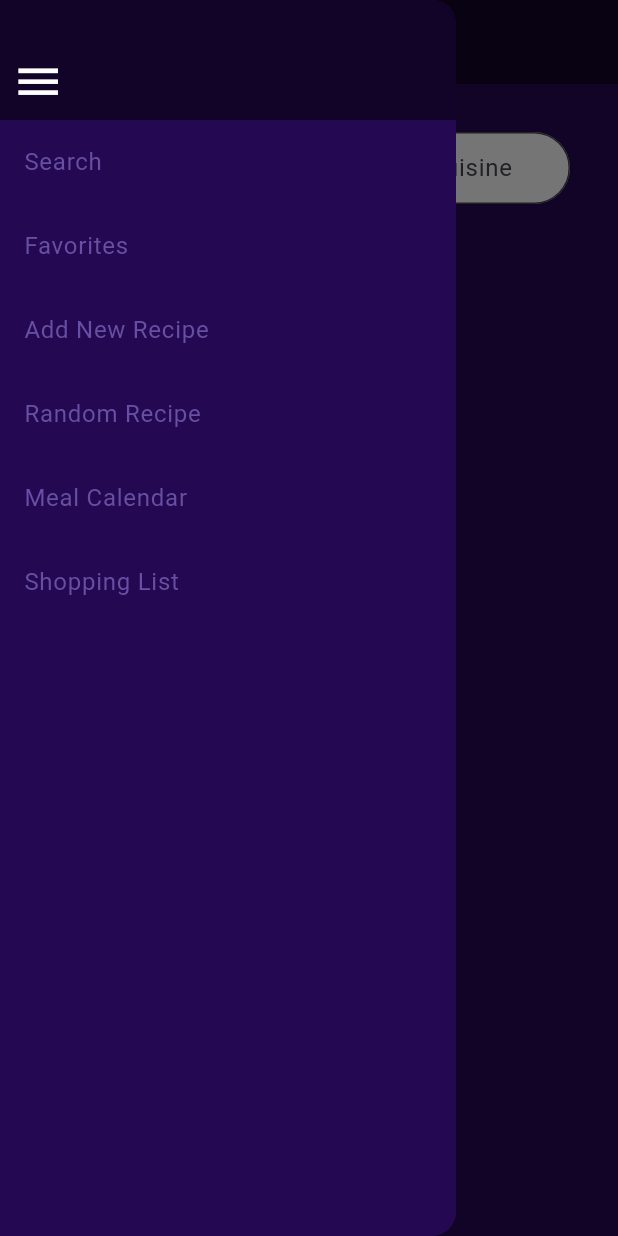
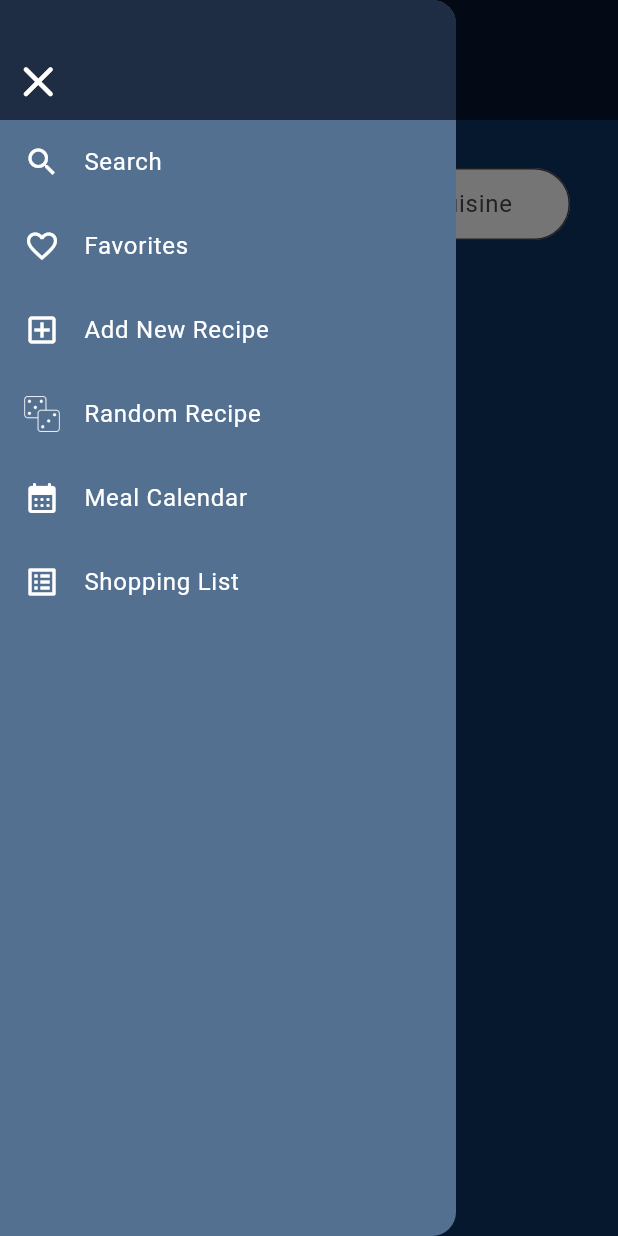
Before and after one commit to kevinwellington/cookbook, a Flutter app: the screen it shows after launch, with the side drawer open, on a phone screen of 412 x 824 dp. Run offline on Flutter 3.47's test engine with Material 3 defaults, Android fonts, the phone set to English and light mode, and no system bars; our stand-ins replace google_fonts.

Commit message:
added multi-screen navigation

```diff
--- a/lib/main.dart
+++ b/lib/main.dart
@@ -1,28 +1,15 @@
 import 'package:flutter/material.dart';
 import 'package:google_fonts/google_fonts.dart';
+import 'screens/search.dart';
+import 'screens/favorites.dart';
+import 'screens/add_recipe.dart';
+import 'screens/random_recipe.dart';
+import 'screens/meal_calendar.dart';
+import 'screens/shopping_list.dart';
 
 void main() {
   runApp(MyApp());
 }
-/*
-class MyApp extends StatelessWidget {
-  const MyApp({super.key});
-
-  // This widget is the root of your application.
-  @override
-  Widget build(BuildContext context) {
-    return MaterialApp(
-      title: 'Flutter Demo',
-      theme: ThemeData(scaffoldBackgroundColor: const Color(0xFF240952),
-        textTheme: const TextTheme().apply(bodyColor: Colors.white, displayColor: Colors.white),
-        useMaterial3: true,
-        colorScheme: ColorScheme.fromSeed(seedColor: Colors.deepOrange),
-        ),
-      home: const MyHomePage(),
-    );
-  }
-}
-*/
 
 class MyApp extends StatelessWidget {
   const MyApp({super.key});
@@ -30,23 +17,58 @@ class MyApp extends StatelessWidget {
   @override
   Widget build(BuildContext context) {
     return MaterialApp(
-      theme: ThemeData(scaffoldBackgroundColor: const Color(0xFF240952)),
-      home: const TitleWidget(),
+      theme: ThemeData(scaffoldBackgroundColor: const Color.fromARGB(255, 10, 52, 99)),
+      home: TitleWidget(),
     );
   }
 }
 
-class TitleWidget extends StatelessWidget {
+class TitleWidget extends StatefulWidget {
   const TitleWidget({super.key});
 
+  @override
+  State<TitleWidget> createState() => _TitleWidgetState();
+}
+class _TitleWidgetState extends State<TitleWidget> {
+  Widget currentPage = const MyHomePage();
+
+  void _onDrawerItemClick({required int clickedIndex}) {
+    setState(() {
+      switch (clickedIndex) {
+        case 0:
+          currentPage = const MyHomePage();
+          break;
+        case 1:
+          currentPage = const MyFavoritesPage();
+          break;
+        case 2:
+          currentPage = const AddRecipePage();
+          break;
+        case 3:
+          currentPage = const RandomRecipePage();
+          break;
+        case 4:
+          currentPage = const MealCalendarPage();
+          break;
+        case 5:
+          currentPage = const ShoppingListPage();
+          break;
+        default:
+          currentPage = const MyHomePage();
+          break;
+      }
+    });
+  }
 
   @override
   Widget build(BuildContext context) {
     return Scaffold(
+      body: currentPage, // This handles screen transitions
       appBar: AppBar(
+        toolbarHeight: 80,
         centerTitle: true,
         title: Text('CookBook', style: GoogleFonts.dancingScript(color: Colors.white, fontSize: 50)),
-        backgroundColor: const Color(0xFF120429),
+        backgroundColor: const Color.fromARGB(255, 7, 22, 48),
         leading: Builder(
           builder: (context) {
             return IconButton(
@@ -58,8 +80,20 @@ class TitleWidget extends StatelessWidget {
           },)
 
       ),
-      drawer: Drawer(
-        backgroundColor: Color(0xFF240952),
+      drawer: MainDrawer(onDrawerItemClick: _onDrawerItemClick),
+    );
+  }
+}
+
+class MainDrawer extends StatelessWidget {
+  const MainDrawer({super.key, required this.onDrawerItemClick});
+
+  final void Function({required int clickedIndex}) onDrawerItemClick;
+
+  @override
+  Widget build(BuildContext context) {
+    return Drawer(
+      backgroundColor: Color(0xFF537091),
       child: ListView(
         padding: EdgeInsets.zero,
         children: [
@@ -67,114 +101,72 @@ class TitleWidget extends StatelessWidget {
             height: 80,
             child: Container(
               padding: EdgeInsets.zero,
-                decoration: const BoxDecoration(color: Color(0xFF120429)),
+              decoration: const BoxDecoration(color: Color(0xFF1F2D44)),
               child: IconButton(
                 onPressed: () {
                   Navigator.pop(context);
                 },
-                  icon: Icon(Icons.menu, color: Colors.white, size: 35,),
+                icon: Icon(Icons.close_rounded, color: Colors.white, size: 35,),
                 alignment: Alignment.bottomLeft,
               )
             )
           ),
           ListTile(
-              title: const Text('Search'),
+            leading: Icon(Icons.search_outlined, color: Colors.white,),
+            title: const Text('Search', style: TextStyle(color: Colors.white),),
             selected: true,
             onTap: () {
+              onDrawerItemClick(clickedIndex: 0);
               Navigator.pop(context);
             }
           ),
           ListTile(
-              title: const Text('Favorites'),
+            leading: Icon(Icons.favorite_outline, color: Colors.white,),
+            title: const Text('Favorites', style: TextStyle(color: Colors.white),),
             selected: true,
             onTap: () {
+              onDrawerItemClick(clickedIndex: 1);
               Navigator.pop(context);
             }
           ),
           ListTile(
-              title: const Text('Add New Recipe'),
+            leading: Icon(Icons.add_box_outlined, color: Colors.white,),
+            title: const Text('Add New Recipe', style: TextStyle(color: Colors.white),),
             selected: true,
             onTap: () {
+              onDrawerItemClick(clickedIndex: 2);
               Navigator.pop(context);
             }
           ),
           ListTile(
-              title: const Text('Random Recipe'),
+            leading: ImageIcon(AssetImage('assets/dice.png'), color: Colors.white,),
+            title: const Text('Random Recipe', style: TextStyle(color: Colors.white),),
             selected: true,
             onTap: () {
+              onDrawerItemClick(clickedIndex: 3);
               Navigator.pop(context);
             }
           ),
           ListTile(
-              title: const Text('Meal Calendar'),
+            leading: Icon(Icons.calendar_month_rounded, color: Colors.white,),
+            title: const Text('Meal Calendar', style: TextStyle(color: Colors.white),),
             selected: true,
             onTap: () {
+              onDrawerItemClick(clickedIndex: 4);
               Navigator.pop(context);
             }
           ),
           ListTile(
-              title: const Text('Shopping List'),
+            leading: Icon(Icons.list_alt_outlined, color: Colors.white,),
+            title: const Text('Shopping List', style: TextStyle(color: Colors.white),),
             selected: true,
             onTap: () {
+              onDrawerItemClick(clickedIndex: 5);
               Navigator.pop(context);
             }
           ),
         ]
       ),
-      ),
-      body: const MyHomePage(), // This handles screen transitions
     );
   }
 }
-
-
-
-class MyHomePage extends StatefulWidget {
-  const MyHomePage({super.key});
-
-  @override
-  State<MyHomePage> createState() => _MyHomePageState();
-}
-
-class _MyHomePageState extends State<MyHomePage> {
-
-
-  @override
-  Widget build(BuildContext context) {
-    // This method is rerun every time setState is called, for instance as done
-    // by the _incrementCounter method above.
-    //
-    // The Flutter framework has been optimized to make rerunning build methods
-    // fast, so that you can just rebuild anything that needs updating rather
-    // than having to individually change instances of widgets.
-    return Scaffold(
-
-      body: Center(
-        // Center is a layout widget. It takes a single child and positions it
-        // in the middle of the parent.
-        child: Column(
-          // Column is also a layout widget. It takes a list of children and
-          // arranges them vertically. By default, it sizes itself to fit its
-          // children horizontally, and tries to be as tall as its parent.
-          //
-          // Column has various properties to control how it sizes itself and
-          // how it positions its children. Here we use mainAxisAlignment to
-          // center the children vertically; the main axis here is the vertical
-          // axis because Columns are vertical (the cross axis would be
-          // horizontal).
-          //
-          // TRY THIS: Invoke "debug painting" (choose the "Toggle Debug Paint"
-          // action in the IDE, or press "p" in the console), to see the
-          // wireframe for each widget.
-          mainAxisAlignment: MainAxisAlignment.start,
-          children: <Widget>[
-            Padding(padding: const EdgeInsets.symmetric(horizontal: 32, vertical: 32),
-            child:
-              TextField(decoration: InputDecoration(border: OutlineInputBorder(borderRadius: BorderRadius.circular(32)), filled: true, fillColor: Colors.white, hintText: 'Recipe, Ingredients, MealType, Cuisine', contentPadding: EdgeInsets.only(left: 16)))
-            )
-          ],
-        ),
-      ),
-    ); // This trailing comma makes auto-formatting nicer for build methods.
-  }
-}
--- /dev/null
+++ b/lib/screens/search.dart
@@ -0,0 +1,51 @@
+import 'package:flutter/material.dart';
+
+class MyHomePage extends StatefulWidget {
+  const MyHomePage({super.key});
+
+  @override
+  State<MyHomePage> createState() => _MyHomePageState();
+}
+
+class _MyHomePageState extends State<MyHomePage> {
+
+
+  @override
+  Widget build(BuildContext context) {
+    // This method is rerun every time setState is called, for instance as done
+    // by the _incrementCounter method above.
+    //
+    // The Flutter framework has been optimized to make rerunning build methods
+    // fast, so that you can just rebuild anything that needs updating rather
+    // than having to individually change instances of widgets.
+    return Scaffold(
+
+      body: Center(
+        // Center is a layout widget. It takes a single child and positions it
+        // in the middle of the parent.
+        child: Column(
+          // Column is also a layout widget. It takes a list of children and
+          // arranges them vertically. By default, it sizes itself to fit its
+          // children horizontally, and tries to be as tall as its parent.
+          //
+          // Column has various properties to control how it sizes itself and
+          // how it positions its children. Here we use mainAxisAlignment to
+          // center the children vertically; the main axis here is the vertical
+          // axis because Columns are vertical (the cross axis would be
+          // horizontal).
+          //
+          // TRY THIS: Invoke "debug painting" (choose the "Toggle Debug Paint"
+          // action in the IDE, or press "p" in the console), to see the
+          // wireframe for each widget.
+          mainAxisAlignment: MainAxisAlignment.start,
+          children: <Widget>[
+            Padding(padding: const EdgeInsets.symmetric(horizontal: 32, vertical: 32),
+            child:
+              TextField(decoration: InputDecoration(border: OutlineInputBorder(borderRadius: BorderRadius.circular(32)), filled: true, fillColor: Colors.white, hintText: 'Recipe, Ingredients, MealType, Cuisine', contentPadding: EdgeInsets.only(left: 16)))
+            )
+          ],
+        ),
+      ),
+    ); // This trailing comma makes auto-formatting nicer for build methods.
+  }
+}
--- a/pubspec.yaml
+++ b/pubspec.yaml
@@ -60,8 +60,8 @@ flutter:
   uses-material-design: true
 
   # To add assets to your application, add an assets section, like this:
-  # assets:
-  #   - images/a_dot_burr.jpeg
+  assets:
+    - assets/dice.png
   #   - images/a_dot_ham.jpeg
 
   # An image asset can refer to one or more resolution-specific "variants", see
```
Also changed, not shown: lib/screens/add_recipe.dart (added, +49 -0 lines), lib/screens/favorites.dart (added, +49 -0 lines), lib/screens/meal_calendar.dart (added, +49 -0 lines), lib/screens/random_recipe.dart (added, +49 -0 lines), lib/screens/shopping_list.dart (added, +49 -0 lines), assets/dice.png (added), assets/dice.svg (added). Lines whose indentation alone changed are shown as unchanged.
